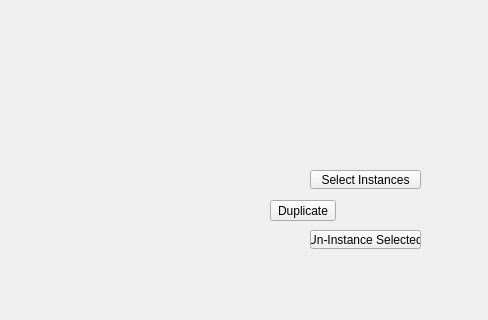
First picture: the form in ui/duplicate_submenu.ui, repository m3trik/Scripts_portable, before the edit; both pictures show x 0 to 488 and y 90 to 410 of the 600 by 600 pixel window.
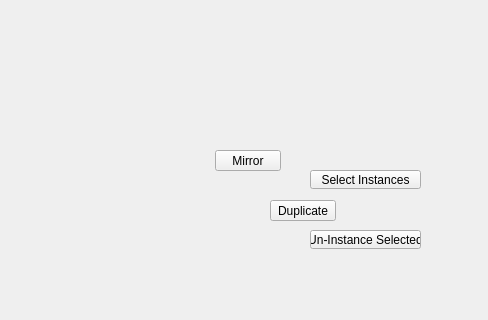
Second picture: the form after the edit.

Diff of the .ui file:
```diff
--- a/ui/duplicate_submenu.ui
+++ b/ui/duplicate_submenu.ui
@@ -170,6 +170,37 @@
      <bool>true</bool>
     </property>
    </widget>
+   <widget class="QPushButton" name="i019">
+    <property name="geometry">
+     <rect>
+      <x>215</x>
+      <y>240</y>
+      <width>66</width>
+      <height>21</height>
+     </rect>
+    </property>
+    <property name="minimumSize">
+     <size>
+      <width>0</width>
+      <height>21</height>
+     </size>
+    </property>
+    <property name="maximumSize">
+     <size>
+      <width>16777215</width>
+      <height>21</height>
+     </size>
+    </property>
+    <property name="toolTip">
+     <string/>
+    </property>
+    <property name="whatsThis">
+     <string>mirror</string>
+    </property>
+    <property name="text">
+     <string>Mirror</string>
+    </property>
+   </widget>
   </widget>
  </widget>
  <resources/>
```
